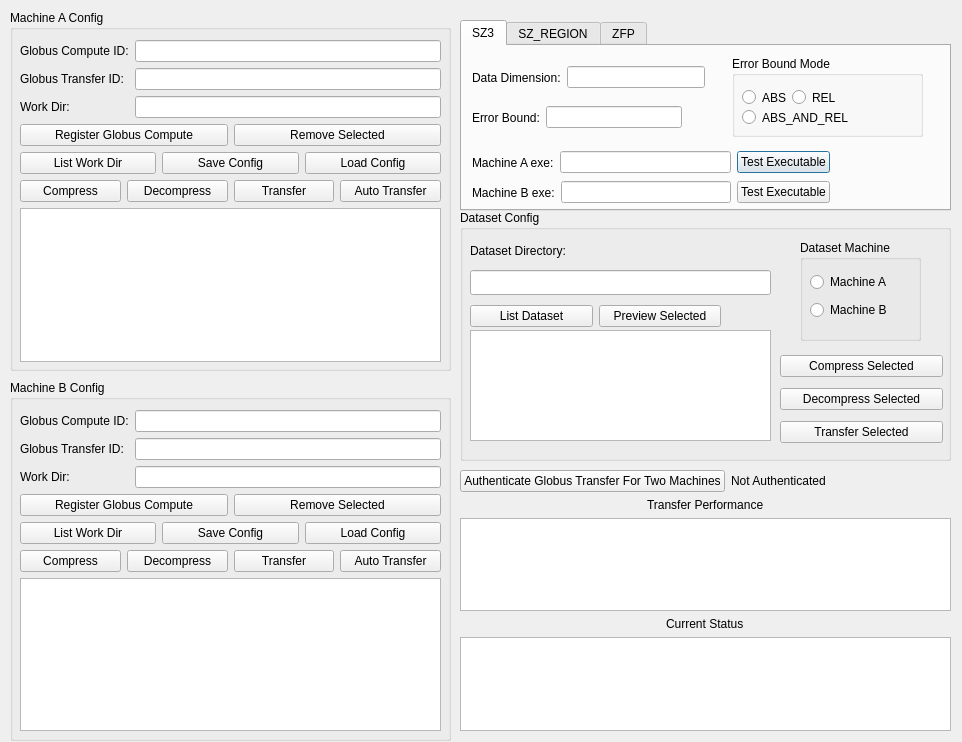
Above: ocelot.ui from legendPerceptor/Ocelot before the change. Below: the same form after it.
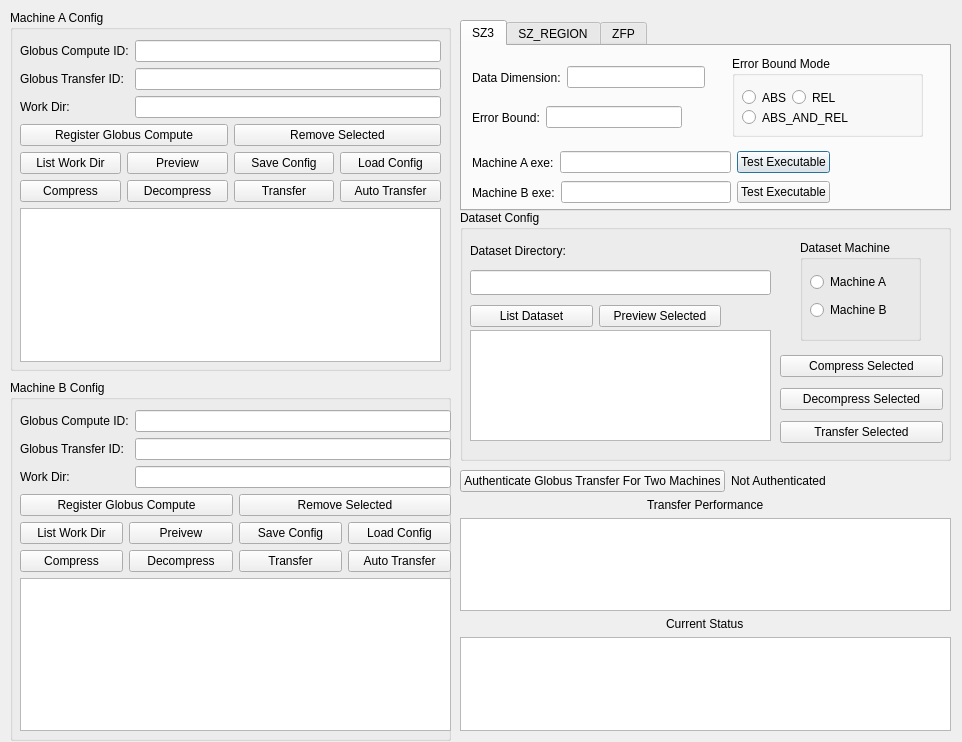
That is the form after the change.

Commit message: compress/transfer/decompress workflow works!

What changed in the file:
```diff
--- a/ocelot.ui
+++ b/ocelot.ui
@@ -304,6 +304,13 @@
          </property>
         </widget>
        </item>
+       <item>
+        <widget class="QPushButton" name="preview_data_button_ma">
+         <property name="text">
+          <string>Preview</string>
+         </property>
+        </widget>
+       </item>
        <item>
         <widget class="QPushButton" name="save_config_button_a">
          <property name="text">
@@ -375,7 +382,7 @@
      <rect>
       <x>10</x>
       <y>30</y>
-      <width>421</width>
+      <width>431</width>
       <height>321</height>
      </rect>
     </property>
@@ -441,6 +448,13 @@
          </property>
         </widget>
        </item>
+       <item>
+        <widget class="QPushButton" name="preview_data_button_mb">
+         <property name="text">
+          <string>Preivew</string>
+         </property>
+        </widget>
+       </item>
        <item>
         <widget class="QPushButton" name="save_config_button_b">
          <property name="text">
```
The commit also changes 2 other files.
